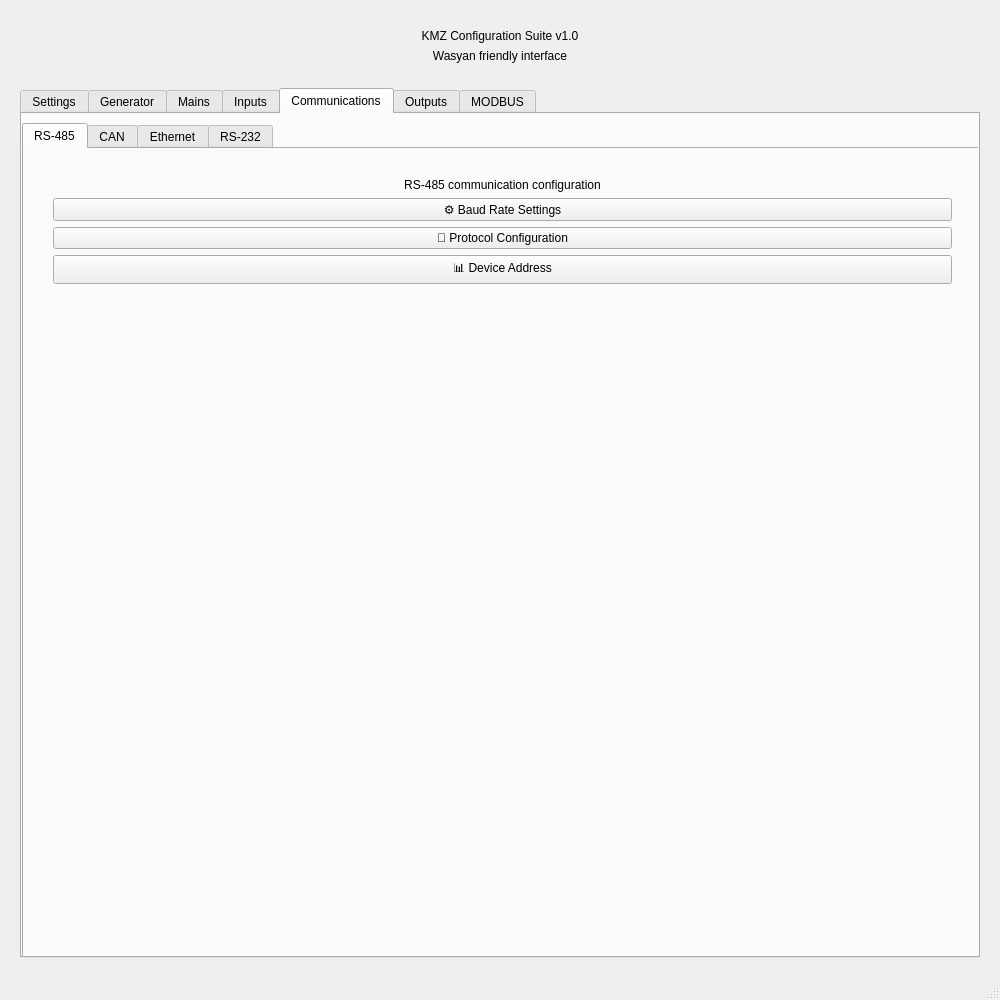
Qt form app2/mainwindow.ui (Millyvolt/qt_cursor_app_2) before a commit.
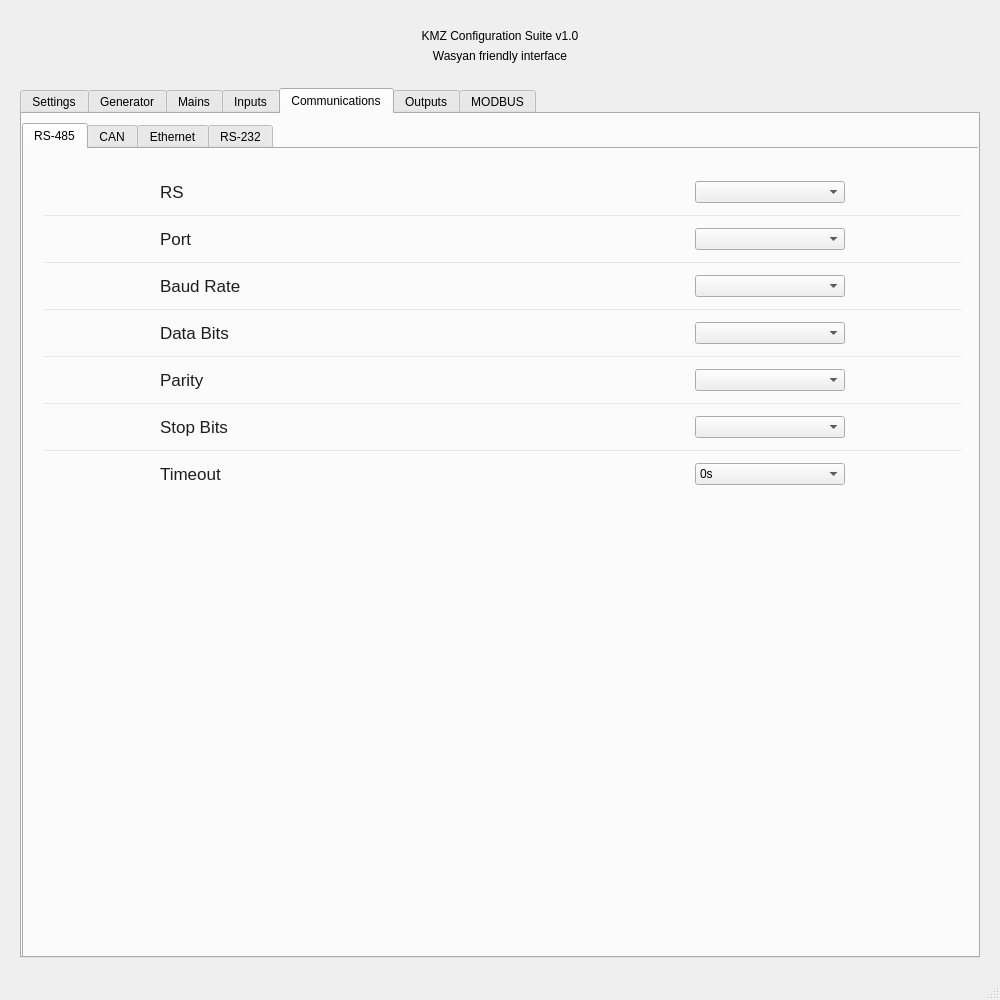
The same form after that commit. The open tabs and pages were chosen to show the change.

```diff
--- a/app2/mainwindow.ui
+++ b/app2/mainwindow.ui
@@ -1506,12 +1506,6 @@
          <number>2</number>
         </property>
         <widget class="QWidget" name="tab_rs485">
-         <property name="sizePolicy">
-          <sizepolicy hsizetype="Preferred" vsizetype="Preferred">
-           <horstretch>0</horstretch>
-           <verstretch>0</verstretch>
-          </sizepolicy>
-         </property>
          <attribute name="title">
           <string>RS-485</string>
          </attribute>
@@ -1534,38 +1528,795 @@
           <item>
            <widget class="QFrame" name="card_rs485">
             <layout class="QVBoxLayout" name="card_rs485Layout">
+             <property name="spacing">
+              <number>0</number>
+             </property>
+             <property name="leftMargin">
+              <number>0</number>
+             </property>
+             <property name="topMargin">
+              <number>0</number>
+             </property>
+             <property name="rightMargin">
+              <number>0</number>
+             </property>
+             <property name="bottomMargin">
+              <number>0</number>
+             </property>
              <item>
-              <widget class="QLabel" name="description_rs485">
-               <property name="text">
-                <string>RS-485 communication configuration</string>
+              <widget class="QFrame" name="ios_row_rs485_input">
+               <layout class="QHBoxLayout" name="ios_row_rs485_input_layout">
+                <property name="leftMargin">
+                 <number>16</number>
+                </property>
+                <property name="topMargin">
+                 <number>12</number>
+                </property>
+                <property name="rightMargin">
+                 <number>16</number>
+                </property>
+                <property name="bottomMargin">
+                 <number>12</number>
+                </property>
+                <item>
+                 <spacer name="horizontalSpacer_rs485_2">
+                  <property name="orientation">
+                   <enum>Qt::Horizontal</enum>
+                  </property>
+                  <property name="sizeType">
+                   <enum>QSizePolicy::Fixed</enum>
+                  </property>
+                  <property name="sizeHint" stdset="0">
+                   <size>
+                    <width>100</width>
+                    <height>20</height>
+                   </size>
+                  </property>
+                 </spacer>
+                </item>
+                <item>
+                 <widget class="QLabel" name="label_rs485_input">
+                  <property name="styleSheet">
+                   <string>font-size: 17px; color: #1d1d1f;</string>
+                  </property>
+                  <property name="text">
+                   <string>RS</string>
+                  </property>
+                 </widget>
+                </item>
+                <item>
+                 <spacer name="horizontalSpacer_rs485_input">
+                  <property name="orientation">
+                   <enum>Qt::Horizontal</enum>
+                  </property>
+                  <property name="sizeHint" stdset="0">
+                   <size>
+                    <width>40</width>
+                    <height>20</height>
+                   </size>
+                  </property>
+                 </spacer>
+                </item>
+                <item>
+                 <widget class="QComboBox" name="comboBox_rs_RS">
+                  <property name="sizePolicy">
+                   <sizepolicy hsizetype="Fixed" vsizetype="Fixed">
+                    <horstretch>0</horstretch>
+                    <verstretch>0</verstretch>
+                   </sizepolicy>
+                  </property>
+                  <property name="minimumSize">
+                   <size>
+                    <width>150</width>
+                    <height>0</height>
+                   </size>
+                  </property>
+                  <property name="styleSheet">
+                   <string notr="true"/>
+                  </property>
+                  <property name="currentText">
+                   <string/>
+                  </property>
+                  <property name="frame">
+                   <bool>true</bool>
+                  </property>
+                 </widget>
+                </item>
+                <item>
+                 <spacer name="horizontalSpacer_rs485">
+                  <property name="orientation">
+                   <enum>Qt::Horizontal</enum>
+                  </property>
+                  <property name="sizeType">
+                   <enum>QSizePolicy::Fixed</enum>
+                  </property>
+                  <property name="sizeHint" stdset="0">
+                   <size>
+                    <width>100</width>
+                    <height>20</height>
+                   </size>
+                  </property>
+                 </spacer>
+                </item>
+               </layout>
+              </widget>
+             </item>
+             <item>
+              <widget class="QFrame" name="ios_separator_rs485_1">
+               <property name="styleSheet">
+                <string>background-color: #e5e5ea; border: none; max-height: 1px;</string>
                </property>
-               <property name="alignment">
-                <set>Qt::AlignCenter</set>
+               <property name="frameShape">
+                <enum>QFrame::HLine</enum>
                </property>
-               <property name="wordWrap">
-                <bool>true</bool>
+               <property name="frameShadow">
+                <enum>QFrame::Sunken</enum>
                </property>
               </widget>
              </item>
              <item>
-              <widget class="QPushButton" name="pushButton_rs485_1">
-               <property name="text">
-                <string>⚙️ Baud Rate Settings</string>
+              <widget class="QFrame" name="ios_row_rs485_function">
+               <layout class="QHBoxLayout" name="ios_row_rs485_function_layout">
+                <property name="leftMargin">
+                 <number>16</number>
+                </property>
+                <property name="topMargin">
+                 <number>12</number>
+                </property>
+                <property name="rightMargin">
+                 <number>16</number>
+                </property>
+                <property name="bottomMargin">
+                 <number>12</number>
+                </property>
+                <item>
+                 <spacer name="horizontalSpacer_rs485_3">
+                  <property name="orientation">
+                   <enum>Qt::Horizontal</enum>
+                  </property>
+                  <property name="sizeType">
+                   <enum>QSizePolicy::Fixed</enum>
+                  </property>
+                  <property name="sizeHint" stdset="0">
+                   <size>
+                    <width>100</width>
+                    <height>20</height>
+                   </size>
+                  </property>
+                 </spacer>
+                </item>
+                <item>
+                 <widget class="QLabel" name="label_rs485_function">
+                  <property name="styleSheet">
+                   <string>font-size: 17px; color: #1d1d1f;</string>
+                  </property>
+                  <property name="text">
+                   <string>Port</string>
+                  </property>
+                 </widget>
+                </item>
+                <item>
+                 <spacer name="horizontalSpacer_rs485_function">
+                  <property name="orientation">
+                   <enum>Qt::Horizontal</enum>
+                  </property>
+                  <property name="sizeHint" stdset="0">
+                   <size>
+                    <width>40</width>
+                    <height>20</height>
+                   </size>
+                  </property>
+                 </spacer>
+                </item>
+                <item>
+                 <widget class="QComboBox" name="comboBox_rs_Port">
+                  <property name="sizePolicy">
+                   <sizepolicy hsizetype="Fixed" vsizetype="Fixed">
+                    <horstretch>0</horstretch>
+                    <verstretch>0</verstretch>
+                   </sizepolicy>
+                  </property>
+                  <property name="minimumSize">
+                   <size>
+                    <width>150</width>
+                    <height>0</height>
+                   </size>
+                  </property>
+                  <property name="styleSheet">
+                   <string notr="true"/>
+                  </property>
+                  <property name="currentText">
+                   <string/>
+                  </property>
+                 </widget>
+                </item>
+                <item>
+                 <spacer name="horizontalSpacer_rs485_4">
+                  <property name="orientation">
+                   <enum>Qt::Horizontal</enum>
+                  </property>
+                  <property name="sizeType">
+                   <enum>QSizePolicy::Fixed</enum>
+                  </property>
+                  <property name="sizeHint" stdset="0">
+                   <size>
+                    <width>100</width>
+                    <height>20</height>
+                   </size>
+                  </property>
+                 </spacer>
+                </item>
+               </layout>
+              </widget>
+             </item>
+             <item>
+              <widget class="QFrame" name="ios_separator_rs485_2">
+               <property name="styleSheet">
+                <string>background-color: #e5e5ea; border: none; max-height: 1px;</string>
                </property>
+               <property name="frameShape">
+                <enum>QFrame::HLine</enum>
+               </property>
+               <property name="frameShadow">
+                <enum>QFrame::Sunken</enum>
+               </property>
               </widget>
              </item>
              <item>
-              <widget class="QPushButton" name="pushButton_rs485_2">
-               <property name="text">
-                <string>🔧 Protocol Configuration</string>
+              <widget class="QFrame" name="ios_row_rs485_polarity">
+               <layout class="QHBoxLayout" name="ios_row_rs485_polarity_layout">
+                <property name="leftMargin">
+                 <number>16</number>
+                </property>
+                <property name="topMargin">
+                 <number>12</number>
+                </property>
+                <property name="rightMargin">
+                 <number>16</number>
+                </property>
+                <property name="bottomMargin">
+                 <number>12</number>
+                </property>
+                <item>
+                 <spacer name="horizontalSpacer_rs485_5">
+                  <property name="orientation">
+                   <enum>Qt::Horizontal</enum>
+                  </property>
+                  <property name="sizeType">
+                   <enum>QSizePolicy::Fixed</enum>
+                  </property>
+                  <property name="sizeHint" stdset="0">
+                   <size>
+                    <width>100</width>
+                    <height>20</height>
+                   </size>
+                  </property>
+                 </spacer>
+                </item>
+                <item>
+                 <widget class="QLabel" name="label_rs485_polarity">
+                  <property name="styleSheet">
+                   <string>font-size: 17px; color: #1d1d1f;</string>
+                  </property>
+                  <property name="text">
+                   <string>Baud Rate</string>
+                  </property>
+                 </widget>
+                </item>
+                <item>
+                 <spacer name="horizontalSpacer_rs485_polarity">
+                  <property name="orientation">
+                   <enum>Qt::Horizontal</enum>
+                  </property>
+                  <property name="sizeHint" stdset="0">
+                   <size>
+                    <width>40</width>
+                    <height>20</height>
+                   </size>
+                  </property>
+                 </spacer>
+                </item>
+                <item>
+                 <widget class="QComboBox" name="comboBox_rs_BaudRate">
+                  <property name="sizePolicy">
+                   <sizepolicy hsizetype="Fixed" vsizetype="Fixed">
+                    <horstretch>0</horstretch>
+                    <verstretch>0</verstretch>
+                   </sizepolicy>
+                  </property>
+                  <property name="minimumSize">
+                   <size>
+                    <width>150</width>
+                    <height>0</height>
+                   </size>
+                  </property>
+                  <property name="styleSheet">
+                   <string notr="true"/>
+                  </property>
+                  <property name="currentText">
+                   <string/>
+                  </property>
+                 </widget>
+                </item>
+                <item>
+                 <spacer name="horizontalSpacer_rs485_6">
+                  <property name="orientation">
+                   <enum>Qt::Horizontal</enum>
+                  </property>
+                  <property name="sizeType">
+                   <enum>QSizePolicy::Fixed</enum>
+                  </property>
+                  <property name="sizeHint" stdset="0">
+                   <size>
+                    <width>100</width>
+                    <height>20</height>
+                   </size>
+                  </property>
+                 </spacer>
+                </item>
+               </layout>
+              </widget>
+             </item>
+             <item>
+              <widget class="QFrame" name="ios_separator_rs485_3">
+               <property name="styleSheet">
+                <string>background-color: #e5e5ea; border: none; max-height: 1px;</string>
                </property>
+               <property name="frameShape">
+                <enum>QFrame::HLine</enum>
+               </property>
+               <property name="frameShadow">
+                <enum>QFrame::Sunken</enum>
+               </property>
               </widget>
              </item>
              <item>
-              <widget class="QPushButton" name="pushButton_rs485_3">
-               <property name="text">
-                <string>📊 Device Address</string>
+              <widget class="QFrame" name="ios_row_rs485_action">
+               <layout class="QHBoxLayout" name="ios_row_rs485_action_layout">
+                <property name="leftMargin">
+                 <number>16</number>
+                </property>
+                <property name="topMargin">
+                 <number>12</number>
+                </property>
+                <property name="rightMargin">
+                 <number>16</number>
+                </property>
+                <property name="bottomMargin">
+                 <number>12</number>
+                </property>
+                <item>
+                 <spacer name="horizontalSpacer_rs485_7">
+                  <property name="orientation">
+                   <enum>Qt::Horizontal</enum>
+                  </property>
+                  <property name="sizeType">
+                   <enum>QSizePolicy::Fixed</enum>
+                  </property>
+                  <property name="sizeHint" stdset="0">
+                   <size>
+                    <width>100</width>
+                    <height>20</height>
+                   </size>
+                  </property>
+                 </spacer>
+                </item>
+                <item>
+                 <widget class="QLabel" name="label_rs485_action">
+                  <property name="styleSheet">
+                   <string>font-size: 17px; color: #1d1d1f;</string>
+                  </property>
+                  <property name="text">
+                   <string>Data Bits</string>
+                  </property>
+                 </widget>
+                </item>
+                <item>
+                 <spacer name="horizontalSpacer_rs485_action">
+                  <property name="orientation">
+                   <enum>Qt::Horizontal</enum>
+                  </property>
+                  <property name="sizeHint" stdset="0">
+                   <size>
+                    <width>40</width>
+                    <height>20</height>
+                   </size>
+                  </property>
+                 </spacer>
+                </item>
+                <item>
+                 <widget class="QComboBox" name="comboBox_rs_DataBits">
+                  <property name="sizePolicy">
+                   <sizepolicy hsizetype="Fixed" vsizetype="Fixed">
+                    <horstretch>0</horstretch>
+                    <verstretch>0</verstretch>
+                   </sizepolicy>
+                  </property>
+                  <property name="minimumSize">
+                   <size>
+                    <width>150</width>
+                    <height>0</height>
+                   </size>
+                  </property>
+                  <property name="styleSheet">
+                   <string notr="true"/>
+                  </property>
+                  <property name="currentText">
+                   <string/>
+                  </property>
+                 </widget>
+                </item>
+                <item>
+                 <spacer name="horizontalSpacer_rs485_11">
+                  <property name="orientation">
+                   <enum>Qt::Horizontal</enum>
+                  </property>
+                  <property name="sizeType">
+                   <enum>QSizePolicy::Fixed</enum>
+                  </property>
+                  <property name="sizeHint" stdset="0">
+                   <size>
+                    <width>100</width>
+                    <height>20</height>
+                   </size>
+                  </property>
+                 </spacer>
+                </item>
+               </layout>
+              </widget>
+             </item>
+             <item>
+              <widget class="QFrame" name="ios_separator_rs485_4">
+               <property name="styleSheet">
+                <string>background-color: #e5e5ea; border: none; max-height: 1px;</string>
                </property>
+               <property name="frameShape">
+                <enum>QFrame::HLine</enum>
+               </property>
+               <property name="frameShadow">
+                <enum>QFrame::Sunken</enum>
+               </property>
+              </widget>
+             </item>
+             <item>
+              <widget class="QFrame" name="ios_row_rs485_arming">
+               <layout class="QHBoxLayout" name="ios_row_rs485_arming_layout">
+                <property name="leftMargin">
+                 <number>16</number>
+                </property>
+                <property name="topMargin">
+                 <number>12</number>
+                </property>
+                <property name="rightMargin">
+                 <number>16</number>
+                </property>
+                <property name="bottomMargin">
+                 <number>12</number>
+                </property>
+                <item>
+                 <spacer name="horizontalSpacer_rs485_8">
+                  <property name="orientation">
+                   <enum>Qt::Horizontal</enum>
+                  </property>
+                  <property name="sizeType">
+                   <enum>QSizePolicy::Fixed</enum>
+                  </property>
+                  <property name="sizeHint" stdset="0">
+                   <size>
+                    <width>100</width>
+                    <height>20</height>
+                   </size>
+                  </property>
+                 </spacer>
+                </item>
+                <item>
+                 <widget class="QLabel" name="label_rs485_arming">
+                  <property name="styleSheet">
+                   <string>font-size: 17px; color: #1d1d1f;</string>
+                  </property>
+                  <property name="text">
+                   <string>Parity</string>
+                  </property>
+                 </widget>
+                </item>
+                <item>
+                 <spacer name="horizontalSpacer_rs485_arming">
+                  <property name="orientation">
+                   <enum>Qt::Horizontal</enum>
+                  </property>
+                  <property name="sizeHint" stdset="0">
+                   <size>
+                    <width>40</width>
+                    <height>20</height>
+                   </size>
+                  </property>
+                 </spacer>
+                </item>
+                <item>
+                 <widget class="QComboBox" name="comboBox_rs_Parity">
+                  <property name="sizePolicy">
+                   <sizepolicy hsizetype="Fixed" vsizetype="Fixed">
+                    <horstretch>0</horstretch>
+                    <verstretch>0</verstretch>
+                   </sizepolicy>
+                  </property>
+                  <property name="minimumSize">
+                   <size>
+                    <width>150</width>
+                    <height>0</height>
+                   </size>
+                  </property>
+                  <property name="styleSheet">
+                   <string notr="true"/>
+                  </property>
+                  <property name="currentText">
+                   <string/>
+                  </property>
+                 </widget>
+                </item>
+                <item>
+                 <spacer name="horizontalSpacer_rs485_12">
+                  <property name="orientation">
+                   <enum>Qt::Horizontal</enum>
+                  </property>
+                  <property name="sizeType">
+                   <enum>QSizePolicy::Fixed</enum>
+                  </property>
+                  <property name="sizeHint" stdset="0">
+                   <size>
+                    <width>100</width>
+                    <height>20</height>
+                   </size>
+                  </property>
+                 </spacer>
+                </item>
+               </layout>
+              </widget>
+             </item>
+             <item>
+              <widget class="QFrame" name="ios_separator_rs485_5">
+               <property name="styleSheet">
+                <string>background-color: #e5e5ea; border: none; max-height: 1px;</string>
+               </property>
+               <property name="frameShape">
+                <enum>QFrame::HLine</enum>
+               </property>
+               <property name="frameShadow">
+                <enum>QFrame::Sunken</enum>
+               </property>
+              </widget>
+             </item>
+             <item>
+              <widget class="QFrame" name="ios_row_rs485_lcd">
+               <layout class="QHBoxLayout" name="ios_row_rs485_lcd_layout">
+                <property name="leftMargin">
+                 <number>16</number>
+                </property>
+                <property name="topMargin">
+                 <number>12</number>
+                </property>
+                <property name="rightMargin">
+                 <number>16</number>
+                </property>
+                <property name="bottomMargin">
+                 <number>12</number>
+                </property>
+                <item>
+                 <spacer name="horizontalSpacer_rs485_9">
+                  <property name="orientation">
+                   <enum>Qt::Horizontal</enum>
+                  </property>
+                  <property name="sizeType">
+                   <enum>QSizePolicy::Fixed</enum>
+                  </property>
+                  <property name="sizeHint" stdset="0">
+                   <size>
+                    <width>100</width>
+                    <height>20</height>
+                   </size>
+                  </property>
+                 </spacer>
+                </item>
+                <item>
+                 <widget class="QLabel" name="label_rs485_lcd">
+                  <property name="styleSheet">
+                   <string>font-size: 17px; color: #1d1d1f;</string>
+                  </property>
+                  <property name="text">
+                   <string>Stop Bits</string>
+                  </property>
+                 </widget>
+                </item>
+                <item>
+                 <spacer name="horizontalSpacer_rs485_lcd">
+                  <property name="orientation">
+                   <enum>Qt::Horizontal</enum>
+                  </property>
+                  <property name="sizeHint" stdset="0">
+                   <size>
+                    <width>40</width>
+                    <height>20</height>
+                   </size>
+                  </property>
+                 </spacer>
+                </item>
+                <item>
+                 <widget class="QComboBox" name="comboBox_rs_StopBits">
+                  <property name="sizePolicy">
+                   <sizepolicy hsizetype="Fixed" vsizetype="Fixed">
+                    <horstretch>0</horstretch>
+                    <verstretch>0</verstretch>
+                   </sizepolicy>
+                  </property>
+                  <property name="minimumSize">
+                   <size>
+                    <width>150</width>
+                    <height>0</height>
+                   </size>
+                  </property>
+                  <property name="styleSheet">
+                   <string notr="true"/>
+                  </property>
+                  <property name="currentText">
+                   <string/>
+                  </property>
+                 </widget>
+                </item>
+                <item>
+                 <spacer name="horizontalSpacer_rs485_13">
+                  <property name="orientation">
+                   <enum>Qt::Horizontal</enum>
+                  </property>
+                  <property name="sizeType">
+                   <enum>QSizePolicy::Fixed</enum>
+                  </property>
+                  <property name="sizeHint" stdset="0">
+                   <size>
+                    <width>100</width>
+                    <height>20</height>
+                   </size>
+                  </property>
+                 </spacer>
+                </item>
+               </layout>
+              </widget>
+             </item>
+             <item>
+              <widget class="QFrame" name="ios_separator_rs485_6">
+               <property name="styleSheet">
+                <string>background-color: #e5e5ea; border: none; max-height: 1px;</string>
+               </property>
+               <property name="frameShape">
+                <enum>QFrame::HLine</enum>
+               </property>
+               <property name="frameShadow">
+                <enum>QFrame::Sunken</enum>
+               </property>
+              </widget>
+             </item>
+             <item>
+              <widget class="QFrame" name="ios_row_rs485_delay">
+               <layout class="QHBoxLayout" name="ios_row_rs485_delay_layout">
+                <property name="leftMargin">
+                 <number>16</number>
+                </property>
+                <property name="topMargin">
+                 <number>12</number>
+                </property>
+                <property name="rightMargin">
+                 <number>16</number>
+                </property>
+                <property name="bottomMargin">
+                 <number>12</number>
+                </property>
+                <item>
+                 <spacer name="horizontalSpacer_rs485_10">
+                  <property name="orientation">
+                   <enum>Qt::Horizontal</enum>
+                  </property>
+                  <property name="sizeType">
+                   <enum>QSizePolicy::Fixed</enum>
+                  </property>
+                  <property name="sizeHint" stdset="0">
+                   <size>
+                    <width>100</width>
+                    <height>20</height>
+                   </size>
+                  </property>
+                 </spacer>
+                </item>
+                <item>
+                 <widget class="QLabel" name="label_rs485_delay">
+                  <property name="styleSheet">
+                   <string>font-size: 17px; color: #1d1d1f;</string>
+                  </property>
+                  <property name="text">
+                   <string>Timeout</string>
+                  </property>
+                 </widget>
+                </item>
+                <item>
+                 <spacer name="horizontalSpacer_rs485_delay">
+                  <property name="orientation">
+                   <enum>Qt::Horizontal</enum>
+                  </property>
+                  <property name="sizeHint" stdset="0">
+                   <size>
+                    <width>40</width>
+                    <height>20</height>
+                   </size>
+                  </property>
+                 </spacer>
+                </item>
+                <item>
+                 <widget class="QComboBox" name="comboBox_rs485_delay">
+                  <property name="sizePolicy">
+                   <sizepolicy hsizetype="Fixed" vsizetype="Fixed">
+                    <horstretch>0</horstretch>
+                    <verstretch>0</verstretch>
+                   </sizepolicy>
+                  </property>
+                  <property name="minimumSize">
+                   <size>
+                    <width>150</width>
+                    <height>0</height>
+                   </size>
+                  </property>
+                  <property name="styleSheet">
+                   <string notr="true"/>
+                  </property>
+                  <property name="currentText">
+                   <string>0s</string>
+                  </property>
+                  <item>
+                   <property name="text">
+                    <string>0s</string>
+                   </property>
+                  </item>
+                  <item>
+                   <property name="text">
+                    <string>1s</string>
+                   </property>
+                  </item>
+                  <item>
+                   <property name="text">
+                    <string>2s</string>
+                   </property>
+                  </item>
+                  <item>
+                   <property name="text">
+                    <string>5s</string>
+                   </property>
+                  </item>
+                  <item>
+                   <property name="text">
+                    <string>10s</string>
+                   </property>
+                  </item>
+                  <item>
+                   <property name="text">
+                    <string>30s</string>
+                   </property>
+                  </item>
+                 </widget>
+                </item>
+                <item>
+                 <spacer name="horizontalSpacer_rs485_14">
+                  <property name="orientation">
+                   <enum>Qt::Horizontal</enum>
+                  </property>
+                  <property name="sizeType">
+                   <enum>QSizePolicy::Fixed</enum>
+                  </property>
+                  <property name="sizeHint" stdset="0">
+                   <size>
+                    <width>100</width>
+                    <height>20</height>
+                   </size>
+                  </property>
+                 </spacer>
+                </item>
+               </layout>
               </widget>
              </item>
             </layout>
```
Left out of the diff: 530 changed lines with no effect on the pictures.
